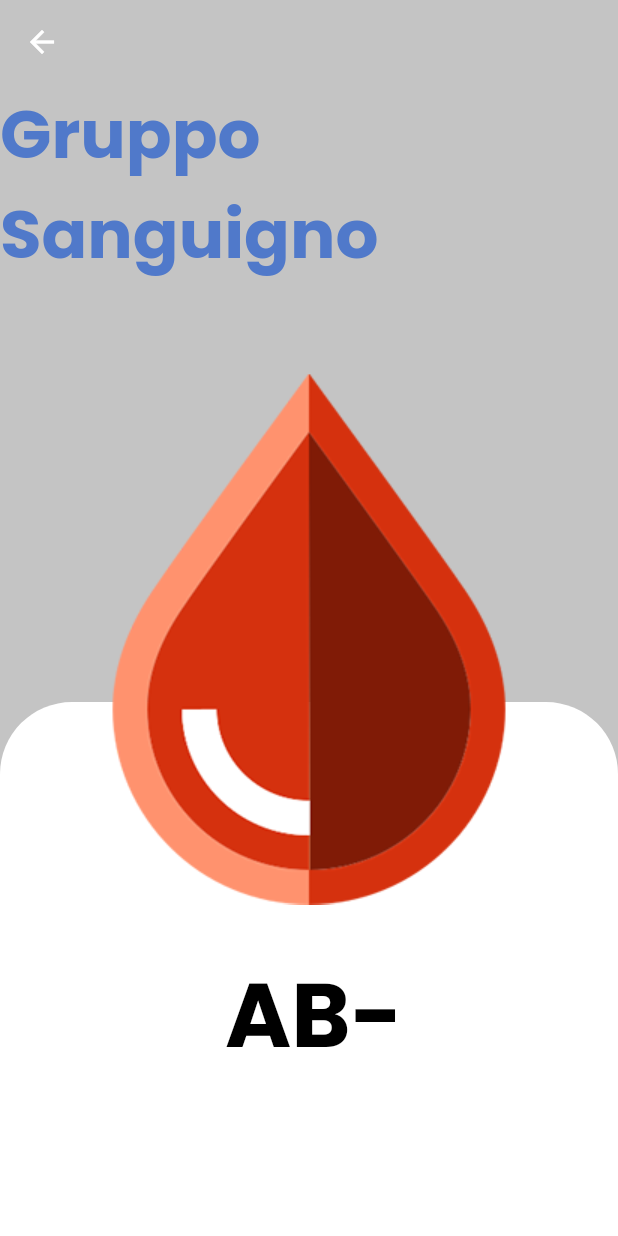
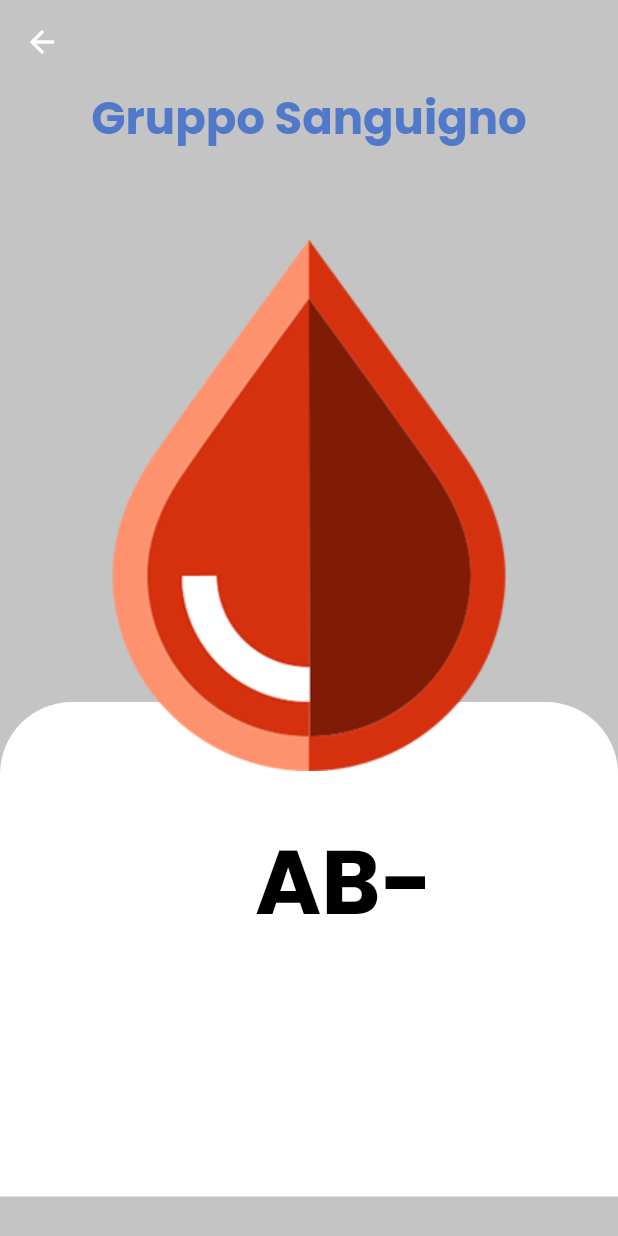
Before and after one commit to sbarto/SANI, a Flutter app: the BloodGroup screen opened directly, on a phone screen of 412 x 824 dp. Run offline on Flutter 3.47's test engine with Material 2 defaults, Android fonts, the phone set to English and light mode, and no system bars; our stand-ins replace firebase_auth, firebase_core, flutter_svg, font_awesome_flutter, google_fonts; accounts and stored records are empty.

Commit message:
sezione profilo completato

```diff
--- a/flutter_app_sani/lib/Screens/my_home_page.dart
+++ b/flutter_app_sani/lib/Screens/my_home_page.dart
@@ -1,5 +1,6 @@
 import 'package:flutter/material.dart';
 import 'package:flutter_app_sani/cards/categoryCard.dart';
+import 'package:flutter_app_sani/utils/goToProfile.dart';
 import 'package:font_awesome_flutter/font_awesome_flutter.dart';
 import 'package:flutter_app_sani/utils/constants.dart';
 import 'package:flutter_app_sani/models/categories.dart';
@@ -39,10 +40,7 @@ class MyHomePage extends StatelessWidget {
                       ),
                     ),
                     Spacer(),
-                    CircleAvatar(
-                      radius: 20.0,
-                      backgroundImage: AssetImage("assets/user.png"),
-                    )
+                    goToProfile(context),
                   ],
                 ),
               ),
--- a/flutter_app_sani/lib/profile/gruppo_sanguigno.dart
+++ b/flutter_app_sani/lib/profile/assicurazione.dart
@@ -2,7 +2,7 @@ import 'package:flutter/material.dart';
 import 'package:flutter_app_sani/utils/constants.dart';
 import 'package:google_fonts/google_fonts.dart';
 
-class BloodGroup extends StatelessWidget {
+class Assicurazione extends StatelessWidget {
   @override
   Widget build(BuildContext context) {
     Size size = MediaQuery.of(context).size;
@@ -15,51 +15,29 @@ class BloodGroup extends StatelessWidget {
       body: SingleChildScrollView(
           child: Column(
         children: <Widget>[
-          SizedBox(
-            height: size.height,
+          Container(
             child: Stack(
               children: <Widget>[
-                Container(
-                  margin: EdgeInsets.only(top: size.height * 0.5),
-                  height: 500,
-                  decoration: BoxDecoration(
-                      color: Colors.white,
-                      borderRadius: BorderRadius.only(
-                        topLeft: Radius.circular(48),
-                        topRight: Radius.circular(48),
-                      )),
-                ),
                 Column(
                   crossAxisAlignment: CrossAxisAlignment.center,
                   children: <Widget>[
                     Text(
-                      'Gruppo Sanguigno',
+                      'Assicurazione',
                       style: GoogleFonts.poppins(
                         textStyle: Theme.of(context).textTheme.headline4,
-                        fontSize: 45,
+                        fontSize: 30,
                         color: bluPrimaryColor,
                         fontWeight: FontWeight.w700,
                       ),
                     ),
-                    SizedBox(height: 30.0),
                     Row(
                       children: <Widget>[
-                        Expanded(
-                            child: Image.asset("assets/blood-svgrepo-com2.png"))
+                        Expanded(child: Image.asset("assets/assicurazione.png"))
                       ],
                     ),
                     Row(
                       children: <Widget>[
-                        SizedBox(width: 150.0),
-                        Text(
-                          'AB-',
-                          style: GoogleFonts.poppins(
-                            textStyle: Theme.of(context).textTheme.headline4,
-                            fontSize: 60,
-                            color: Colors.black,
-                            fontWeight: FontWeight.w700,
-                          ),
-                        ),
+                        Expanded(child: Image.asset("assets/assicura.png"))
                       ],
                     ),
                   ],
--- /dev/null
+++ b/flutter_app_sani/lib/profile/gruppoSanguigno.dart
@@ -0,0 +1,73 @@
+import 'package:flutter/material.dart';
+import 'package:flutter_app_sani/utils/constants.dart';
+import 'package:google_fonts/google_fonts.dart';
+
+class BloodGroup extends StatelessWidget {
+  @override
+  Widget build(BuildContext context) {
+    Size size = MediaQuery.of(context).size;
+    return Scaffold(
+      appBar: AppBar(
+        backgroundColor: grayPrimaryColor,
+        elevation: 0,
+      ),
+      backgroundColor: grayPrimaryColor,
+      body: SingleChildScrollView(
+          child: Column(
+        children: <Widget>[
+          SizedBox(
+            height: size.height * 0.9,
+            child: Stack(
+              children: <Widget>[
+                Container(
+                  margin: EdgeInsets.only(top: size.height * 0.5),
+                  decoration: BoxDecoration(
+                      color: Colors.white,
+                      borderRadius: BorderRadius.only(
+                        topLeft: Radius.circular(48),
+                        topRight: Radius.circular(48),
+                      )),
+                ),
+                Column(
+                  crossAxisAlignment: CrossAxisAlignment.center,
+                  children: <Widget>[
+                    Text(
+                      'Gruppo Sanguigno',
+                      style: GoogleFonts.poppins(
+                        textStyle: Theme.of(context).textTheme.headline4,
+                        fontSize: 30,
+                        color: bluPrimaryColor,
+                        fontWeight: FontWeight.w700,
+                      ),
+                    ),
+                    SizedBox(height: 30.0),
+                    Row(
+                      children: <Widget>[
+                        Expanded(
+                            child: Image.asset("assets/blood-svgrepo-com2.png"))
+                      ],
+                    ),
+                    Row(
+                      children: <Widget>[
+                        SizedBox(width: 170.0),
+                        Text(
+                          'AB-',
+                          style: GoogleFonts.poppins(
+                            textStyle: Theme.of(context).textTheme.headline4,
+                            fontSize: 60,
+                            color: Colors.black,
+                            fontWeight: FontWeight.w700,
+                          ),
+                        ),
+                      ],
+                    ),
+                  ],
+                )
+              ],
+            ),
+          )
+        ],
+      )),
+    );
+  }
+}
```
Also changed, not shown: flutter_app_sani/lib/Screens/base_page_category.dart (+4 -4 lines), flutter_app_sani/lib/profile/datiFisici.dart (added, +111 -0 lines), flutter_app_sani/lib/profile/malattieCroniche.dart (added, +111 -0 lines), flutter_app_sani/lib/profile/medicoBase.dart (added, +58 -0 lines), flutter_app_sani/lib/profile/profile.dart (added, +222 -0 lines), flutter_app_sani/lib/utils/goToHome.dart (added, +13 -0 lines), flutter_app_sani/lib/utils/goToProfile.dart (added, +12 -0 lines), flutter_app_sani/pubspec.yaml (+8 -0 lines), flutter_app_sani/assets/appuntamento.png (added), flutter_app_sani/assets/assicura.png (added), flutter_app_sani/assets/assicurazione.png (added), flutter_app_sani/assets/circle.png (added), flutter_app_sani/assets/dottore.png (added), flutter_app_sani/assets/fitness.png (added), 2 more files.
